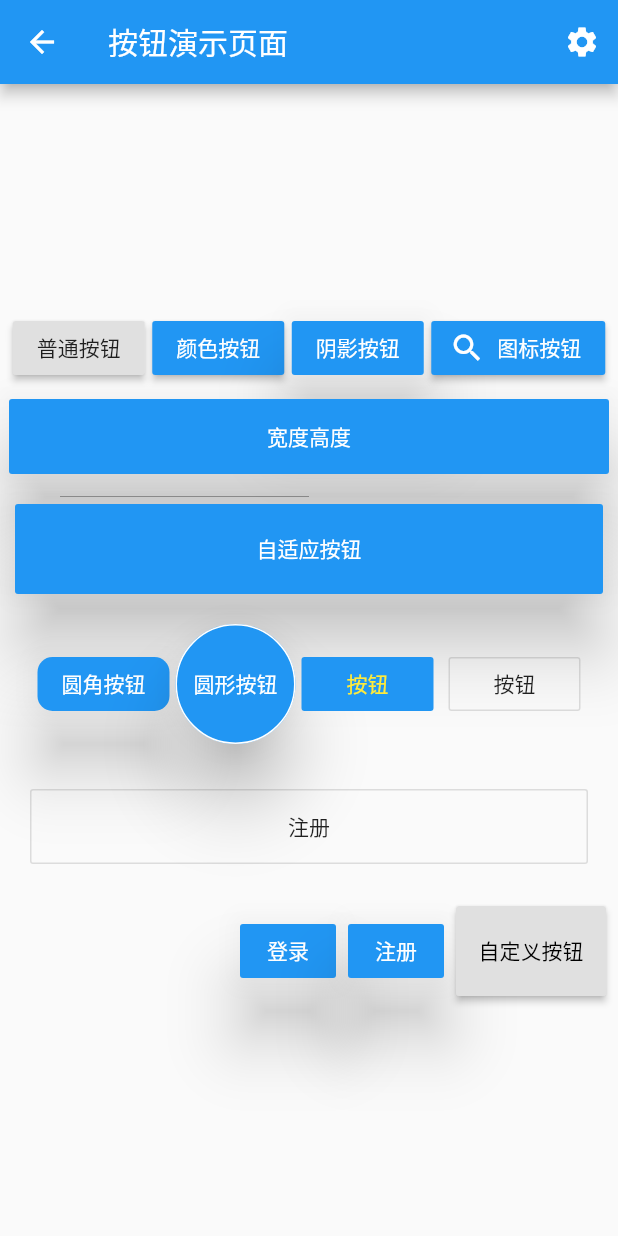
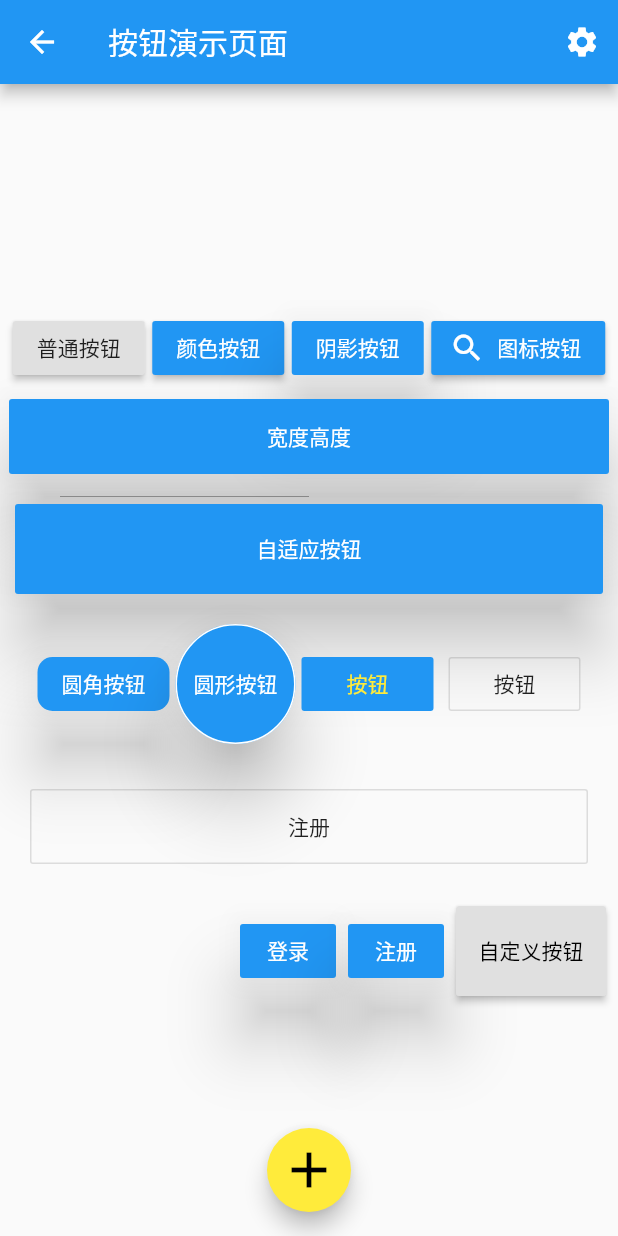
Before and after one commit to 844058576/flutterLearning, a Flutter app: the ButtonDemoPage screen opened directly, on a phone screen of 412 x 824 dp. Run offline on Flutter 3.47's test engine with Material 2 defaults, Android fonts, the phone set to English and light mode, and no system bars; network calls fail.

Commit message:
实现类似闲鱼App底部导航凸起按钮

```diff
--- a/lib/Pages/Button.dart
+++ b/lib/Pages/Button.dart
@@ -17,6 +17,15 @@ class ButtonDemoPage extends StatelessWidget {
             )
           ],
         ),
+        floatingActionButton: FloatingActionButton(
+          child: Icon(Icons.add,color: Colors.black,size: 40,),
+          onPressed: (){
+            print('FloatingActionButton');
+          },
+          backgroundColor: Colors.yellow
+
+        ),
+        floatingActionButtonLocation: FloatingActionButtonLocation.centerFloat,
         body: Column(
           mainAxisAlignment: MainAxisAlignment.center,
           children: <Widget>[
@@ -183,7 +192,7 @@ class ButtonDemoPage extends StatelessWidget {
                         print("宽度高度");
                       },
                     ),
-                    MyButton(text: "自定义按钮",height: 60.0,width: 100.0,pressed: (){
+                    MyButton(text: "自定义按钮",height: 60,width: 100,pressed: (){
                       print('自定义按钮');
                     })
 
@@ -202,8 +211,8 @@ class ButtonDemoPage extends StatelessWidget {
 class MyButton extends StatelessWidget {
   final text;
   final pressed;
-  final width;
-  final height;
+  final double width;
+  final double height;
   const MyButton({this.text='',this.pressed=null,this.width=80,this.height=30}) ;
 
   @override
--- a/lib/main.dart
+++ b/lib/main.dart
@@ -12,7 +12,7 @@ class MyApp extends StatelessWidget {
     return MaterialApp(
       debugShowCheckedModeBanner:false ,  //去掉debug图标
       // home:Tabs(),
-      initialRoute: '/buttonPage',     //初始化的时候加载的路由
+      initialRoute: '/',     //初始化的时候加载的路由
       onGenerateRoute: onGenerateRoute,
     );
   }
```
Also changed, not shown: lib/Pages/Tabs.dart (+22 -0 lines), lib/Pages/tabs/Category.dart (line endings or trailing spaces), lib/Pages/tabs/Home.dart (line endings or trailing spaces), lib/Pages/tabs/Setting.dart (line endings or trailing spaces), lib/routes/Routes.dart (line endings or trailing spaces).
